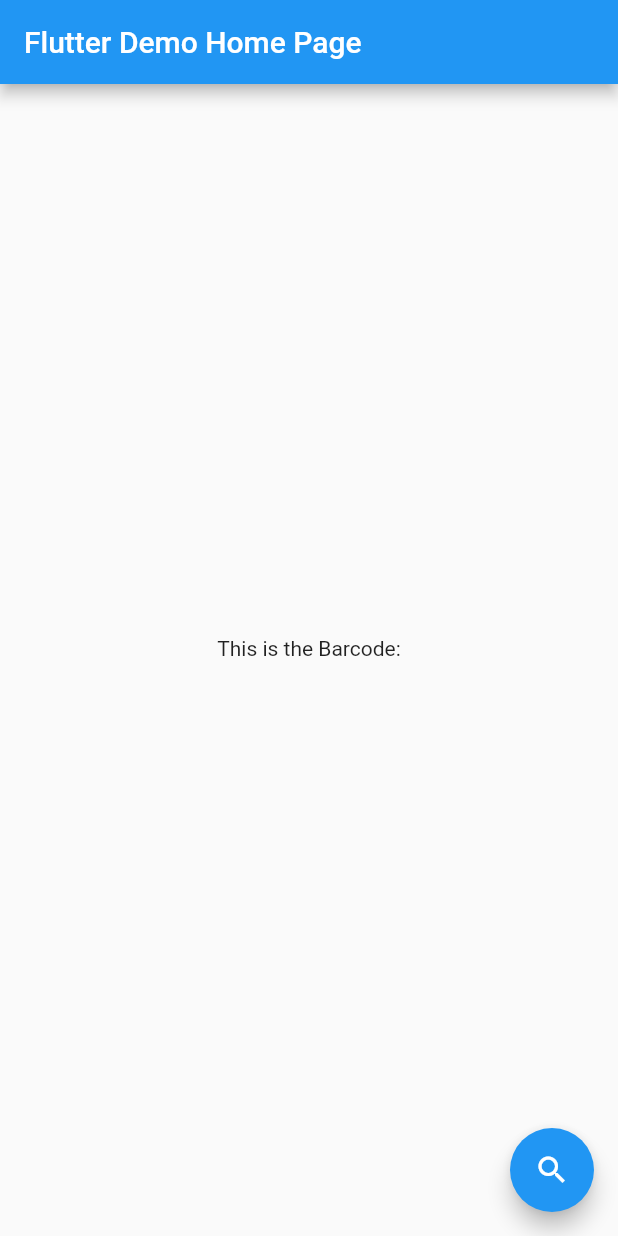
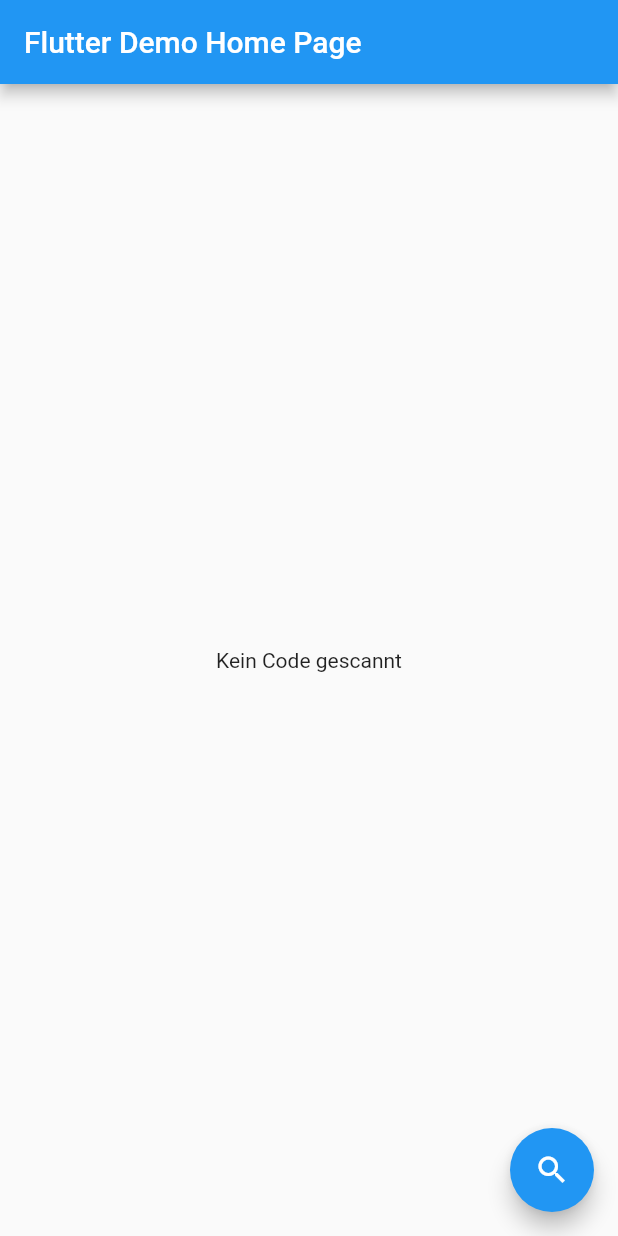
Before and after one commit to noell-dev/qr_translator, a Flutter app: the screen it shows after launch, on a phone screen of 412 x 824 dp. Run offline on Flutter 3.47's test engine with Material 2 defaults, Android fonts, the phone set to English and light mode, and no system bars; missing offline and left inert: qr_code_scanner.

```diff
--- a/lib/main.dart
+++ b/lib/main.dart
@@ -86,14 +86,21 @@ class MyHomePage extends StatefulWidget {
 
 
 class _MyHomePageState extends State<MyHomePage> {
-  String result = " ";
+  Widget result = Text("Kein Code gescannt");
 
   void _showOverlay(BuildContext context) async {
-      result = await Navigator.push(
+      final code = await Navigator.push(
         context,
         // Create the SelectionScreen in the next step.
         MaterialPageRoute(builder: (context) => QROverlay())
       );
+      if (code != null) {
+        setState(() {
+          result = Text("Barcode: $code");
+        });
+      } else {
+        result = Text("Kein Code gescannt");
+      }
   }
 
   @override
@@ -130,10 +137,7 @@ class _MyHomePageState extends State<MyHomePage> {
           // horizontal).
           mainAxisAlignment: MainAxisAlignment.center,
           children: <Widget>[
-            Text(
-              'This is the Barcode:',
-            ),
-            Text(result),
+            result,
           ],
         ),
       ),
```
Also changed, not shown: lib/widget-qr.dart (+54 -11 lines).
